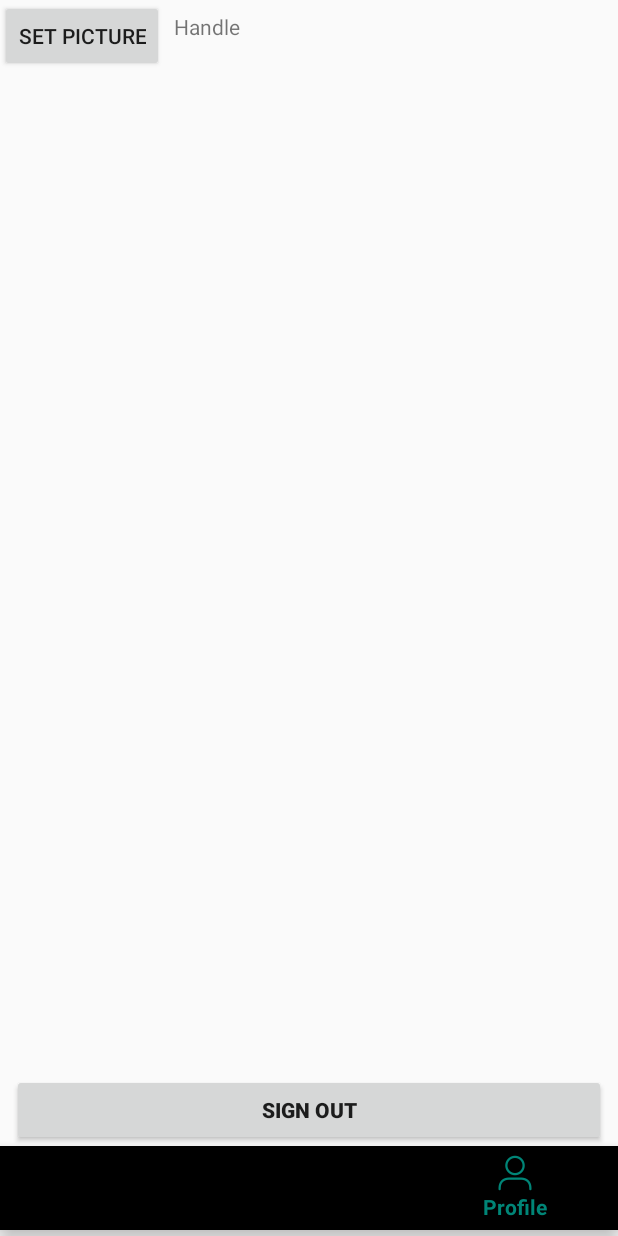
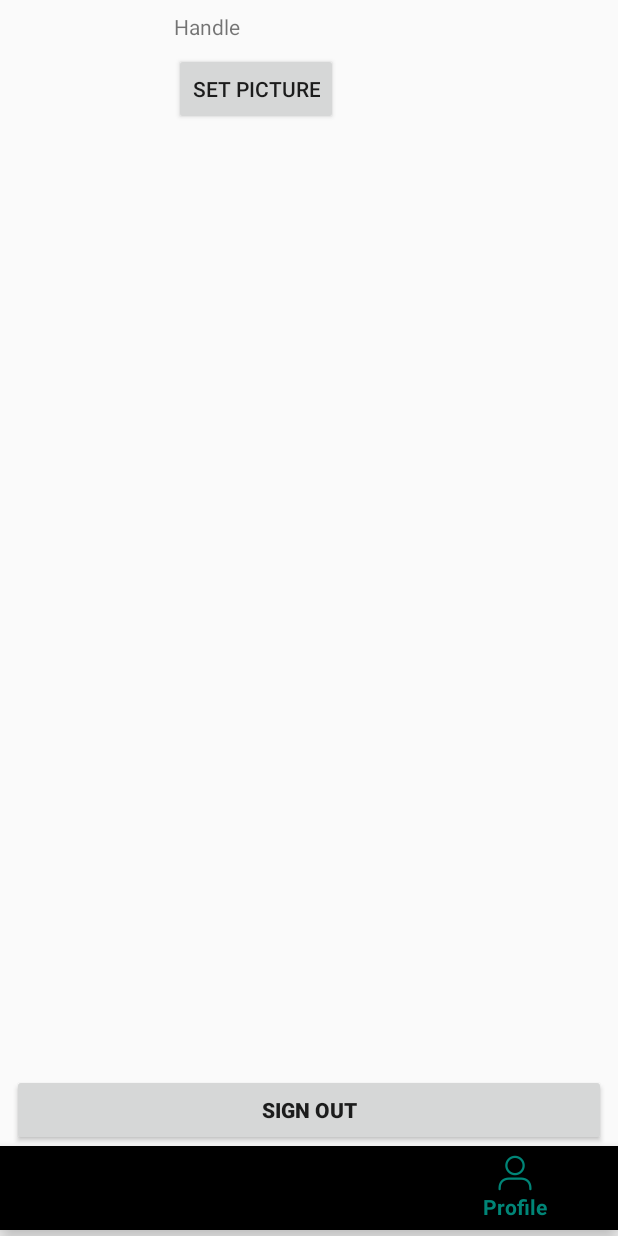
Before and after one commit to AMTPatrick/RealInstagram, an Android app: the PostsFragment screen opened directly, with no data from a screen before it, item 3 of the bottom bar chosen, on a phone screen of 412 x 824 dp. Run offline under Robolectric (Android 15) with nearby library versions, the phone set to English and light mode, and no system bars; pictures from the network do not load; 9 statements that could not run were skipped.

Commit message:
Updated to include linking handles to user profiles

```diff
--- a/app/build.gradle
+++ b/app/build.gradle
@@ -44,4 +44,6 @@ dependencies {
     implementation 'com.github.bumptech.glide:glide:4.8.0'
     // Glide v4 uses this new annotation processor -- see https://bumptech.github.io/glide/doc/generatedapi.html
     annotationProcessor 'com.github.bumptech.glide:compiler:4.8.0'
+
+    implementation 'com.android.support:recyclerview-v7:28.0.0'
 }
--- a/app/src/main/java/com/example/instagram/Fragments/PostsFragment.java
+++ b/app/src/main/java/com/example/instagram/Fragments/PostsFragment.java
@@ -43,7 +43,7 @@ public class PostsFragment extends Fragment {
         //create data source
         mPosts = new ArrayList<>();
         //create adapter
-        adapter = new PostsAdapter(getContext(), mPosts);
+        adapter = new PostsAdapter(getContext(), mPosts, false);
         //set the adapter on the recycler view
         rvPosts.setAdapter(adapter);
         //set layout manager on recycler view
--- a/app/src/main/java/com/example/instagram/Fragments/ProfileFragment.java
+++ b/app/src/main/java/com/example/instagram/Fragments/ProfileFragment.java
@@ -4,13 +4,15 @@ import android.content.Intent;
 import android.os.Bundle;
 import android.support.annotation.NonNull;
 import android.support.annotation.Nullable;
-import android.support.v7.widget.LinearLayoutManager;
 import android.support.v7.widget.RecyclerView;
+import android.support.v7.widget.StaggeredGridLayoutManager;
 import android.util.Log;
 import android.view.LayoutInflater;
 import android.view.View;
 import android.view.ViewGroup;
 import android.widget.Button;
+import android.widget.ImageView;
+import android.widget.TextView;
 
 import com.example.instagram.MainActivity;
 import com.example.instagram.PostsAdapter;
@@ -29,27 +31,39 @@ public class ProfileFragment extends PostsFragment {
     private RecyclerView rvProfile;
     protected PostsAdapter adapter;
     protected List<Post> mPosts;
+    private ImageView ivProfile;
+    private TextView tvHandle;
+    private Post userId;
+
 
     //onCreateView to inflate the view
 
     @Nullable
     @Override
     public View onCreateView(@NonNull LayoutInflater inflater, @Nullable ViewGroup container, @Nullable Bundle savedInstanceState) {
+        Bundle args = getArguments();
+        if (args != null) {
+            userId = args.getParcelable("objectId");
+        }
         return inflater.inflate(R.layout.fragment_profile, container, false);
     }
 
     @Override
     public void onViewCreated(@NonNull View view, @Nullable Bundle savedInstanceState) {
         rvProfile = view.findViewById(R.id.rvProfile);
-
+        ivProfile = view.findViewById(R.id.ivProfile);
+        tvHandle = view.findViewById(R.id.tvHandle);
         //create data source
         mPosts = new ArrayList<>();
         //create adapter
-        adapter = new PostsAdapter(getContext(), mPosts);
+        adapter = new PostsAdapter(getContext(), mPosts, true);
+
         //set the adapter on the recycler view
         rvProfile.setAdapter(adapter);
         //set layout manager on recycler view
-        rvProfile.setLayoutManager(new LinearLayoutManager(getContext()));
+        // First param is number of columns and second param is orientation i.e Vertical or Horizontal
+        StaggeredGridLayoutManager gridLayoutManager = new StaggeredGridLayoutManager(2, StaggeredGridLayoutManager.VERTICAL);
+        rvProfile.setLayoutManager(gridLayoutManager);
 
         loadTopPosts();
 
@@ -71,10 +85,17 @@ public class ProfileFragment extends PostsFragment {
     }
 
     protected void loadTopPosts() {
+        ParseUser user;
+        if(userId == null) {
+            user = ParseUser.getCurrentUser();
+        }
+        else {
+            user = userId.getUser();
+        }
         final Post.Query postQuery = new Post.Query();
         postQuery.getTop().withUser();
         postQuery.addDescendingOrder(Post.KEY_CREATED_AT);
-        postQuery.whereEqualTo(Post.KEY_USER, ParseUser.getCurrentUser());
+        postQuery.whereEqualTo(Post.KEY_USER, user);
         postQuery.findInBackground(new FindCallback<Post>() {
             @Override
             public void done(List<Post> objects, ParseException e) {
--- a/app/src/main/res/layout/fragment_profile.xml
+++ b/app/src/main/res/layout/fragment_profile.xml
@@ -54,8 +54,10 @@
         android:id="@+id/btSetPic"
         android:layout_width="wrap_content"
         android:layout_height="wrap_content"
+        android:layout_marginStart="8dp"
+        android:layout_marginTop="8dp"
         android:text="Set Picture"
-        tools:layout_editor_absoluteX="126dp"
-        tools:layout_editor_absoluteY="39dp" />
+        app:layout_constraintStart_toEndOf="@+id/ivProfile"
+        app:layout_constraintTop_toBottomOf="@+id/tvHandle" />
 
 </android.support.constraint.ConstraintLayout>
--- a/app/src/main/res/layout/item_post.xml
+++ b/app/src/main/res/layout/item_post.xml
@@ -1,6 +1,5 @@
 <?xml version="1.0" encoding="utf-8"?>
-<android.support.constraint.ConstraintLayout
-    xmlns:android="http://schemas.android.com/apk/res/android"
+<android.support.constraint.ConstraintLayout xmlns:android="http://schemas.android.com/apk/res/android"
     xmlns:app="http://schemas.android.com/apk/res-auto"
     xmlns:tools="http://schemas.android.com/tools"
     android:layout_width="match_parent"
```
Also changed, not shown: app/src/main/java/com/example/instagram/PostsAdapter.java (+32 -7 lines), app/src/main/java/com/example/instagram/ProfileAdapter.java (+93 -4 lines), app/src/main/res/layout/profile_images.xml (added, +19 -0 lines).
